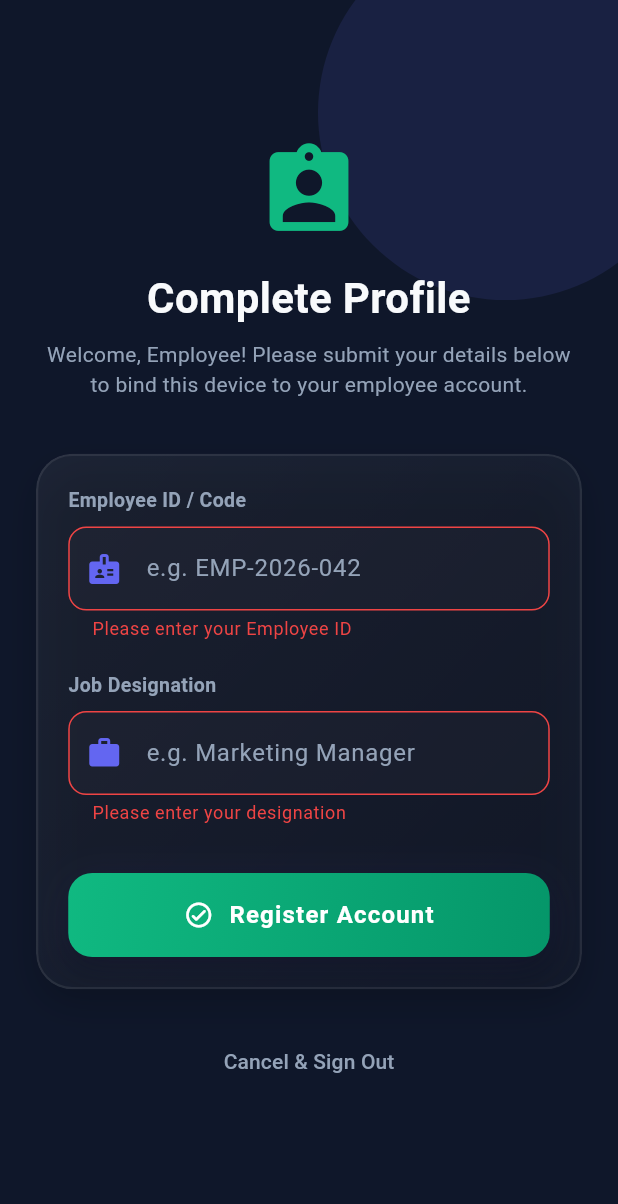
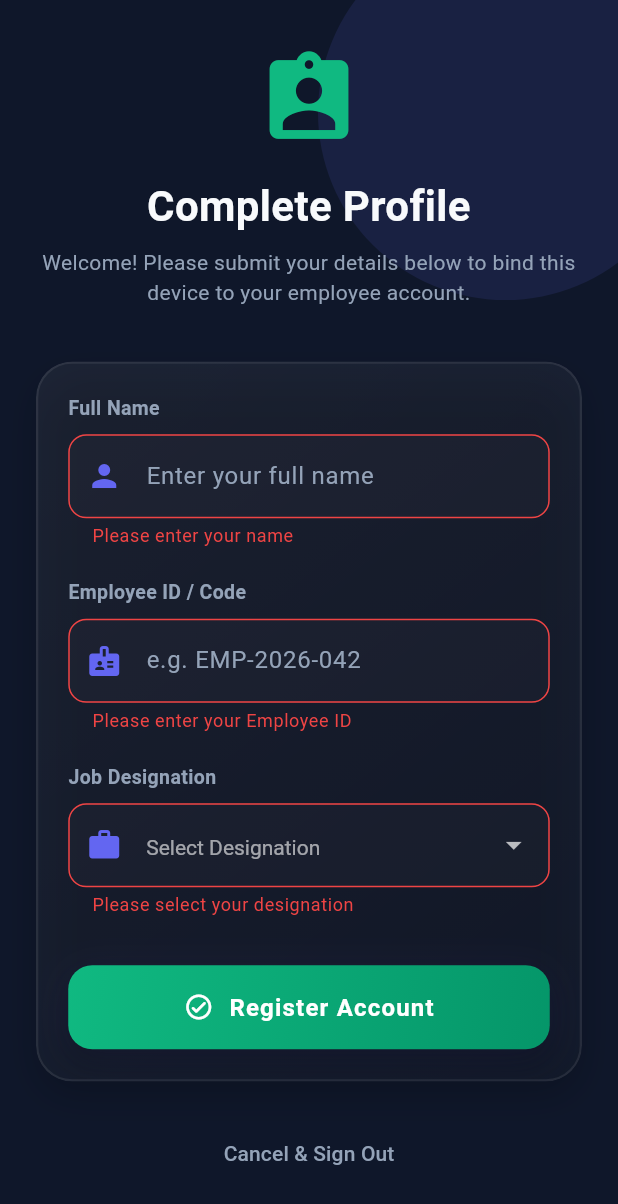
Before and after one commit to sumit21012006/Biometric_Attendence, a Flutter app: the SignupScreen screen opened directly, after a tap on "Register Account", on a phone screen of 412 x 824 dp. Shown: the top 1204 px of the screen. Run offline on Flutter 3.47's test engine with Material 3 defaults, Android fonts, the phone set to English and light mode, and no system bars; our stand-ins replace cloud_firestore, device_info_plus, firebase_auth, firebase_core, geolocator, google_sign_in and 1 more; accounts and stored records are empty.

Commit message:
Update SignupScreen to support custom Employee Name input field and Designation dropdown selection

```diff
--- a/lib/providers/auth_provider.dart
+++ b/lib/providers/auth_provider.dart
@@ -149,6 +149,7 @@ class AuthProvider extends ChangeNotifier {
 
   // Register a new employee user
   Future<void> signUpEmployee({
+    required String name,
     required String designation,
     required String employeeId,
   }) async {
@@ -162,7 +163,7 @@ class AuthProvider extends ChangeNotifier {
     try {
       final newUser = UserModel(
         uid: _tempGoogleUser!.uid,
-        name: _tempGoogleUser!.displayName ?? 'Employee',
+        name: name,
         email: _tempGoogleUser!.email ?? '',
         designation: designation,
         employeeId: employeeId,
--- a/lib/screens/auth/signup_screen.dart
+++ b/lib/screens/auth/signup_screen.dart
@@ -14,12 +14,32 @@ class SignupScreen extends StatefulWidget {
 
 class _SignupScreenState extends State<SignupScreen> {
   final _formKey = GlobalKey<FormState>();
-  final _designationController = TextEditingController();
+  final _nameController = TextEditingController();
   final _employeeIdController = TextEditingController();
+  String? _selectedDesignation;
+
+  // Curated list of official job designations
+  final List<String> _designations = [
+    'Head Master',
+    'Clerk',
+    'Primary Teacher',
+    'Secondary Teacher',
+    'Non teaching staff',
+  ];
+
+  @override
+  void initState() {
+    super.initState();
+    // Proactively seed the name textfield from Google Authentication display metadata
+    WidgetsBinding.instance.addPostFrameCallback((_) {
+      final auth = Provider.of<AuthProvider>(context, listen: false);
+      _nameController.text = auth.tempGoogleUser?.displayName ?? '';
+    });
+  }
 
   @override
   void dispose() {
-    _designationController.dispose();
+    _nameController.dispose();
     _employeeIdController.dispose();
     super.dispose();
   }
@@ -32,7 +52,7 @@ class _SignupScreenState extends State<SignupScreen> {
       backgroundColor: AppConstants.background,
       body: Stack(
         children: [
-          // Ambient lighting
+          // Ambient lighting background glow
           Positioned(
             top: -50,
             right: -50,
@@ -55,8 +75,8 @@ class _SignupScreenState extends State<SignupScreen> {
                     mainAxisAlignment: MainAxisAlignment.center,
                     crossAxisAlignment: CrossAxisAlignment.stretch,
                     children: [
-                      // Header
-                      Icon(
+                      // Header Branding
+                      const Icon(
                         Icons.assignment_ind_rounded,
                         size: 70,
                         color: AppConstants.secondary,
@@ -73,7 +93,7 @@ class _SignupScreenState extends State<SignupScreen> {
                       ),
                       const SizedBox(height: 8),
                       Text(
-                        'Welcome, ${auth.tempGoogleUser?.displayName ?? "Employee"}! Please submit your details below to bind this device to your employee account.',
+                        'Welcome! Please submit your details below to bind this device to your employee account.',
                         textAlign: TextAlign.center,
                         style: const TextStyle(
                           color: AppConstants.textSecondary,
@@ -83,11 +103,52 @@ class _SignupScreenState extends State<SignupScreen> {
                       ),
                       const SizedBox(height: 36),
 
-                      // Form card
+                      // Form input container card
                       GlassCard(
                         child: Column(
                           crossAxisAlignment: CrossAxisAlignment.stretch,
                           children: [
+                            // Custom Input field: Employee Name
+                            const Text(
+                              'Full Name',
+                              style: TextStyle(
+                                color: AppConstants.textSecondary,
+                                fontSize: 13,
+                                fontWeight: FontWeight.bold,
+                              ),
+                            ),
+                            const SizedBox(height: 8),
+                            TextFormField(
+                              controller: _nameController,
+                              style: const TextStyle(color: AppConstants.textPrimary),
+                              decoration: InputDecoration(
+                                hintText: 'Enter your full name',
+                                hintStyle: const TextStyle(color: AppConstants.textSecondary),
+                                prefixIcon: const Icon(Icons.person, color: AppConstants.primary),
+                                border: OutlineInputBorder(
+                                  borderRadius: BorderRadius.circular(12),
+                                  borderSide: BorderSide(color: Colors.white.withOpacity(0.1)),
+                                ),
+                                enabledBorder: OutlineInputBorder(
+                                  borderRadius: BorderRadius.circular(12),
+                                  borderSide: BorderSide(color: Colors.white.withOpacity(0.1)),
+                                ),
+                                focusedBorder: OutlineInputBorder(
+                                  borderRadius: BorderRadius.circular(12),
+                                  borderSide: const BorderSide(color: AppConstants.primary),
+                                ),
+                                filled: true,
+                                fillColor: Colors.white.withOpacity(0.02),
+                              ),
+                              validator: (value) {
+                                if (value == null || value.trim().isEmpty) {
+                                  return 'Please enter your name';
+                                }
+                                return null;
+                              },
+                            ),
+                            const SizedBox(height: 20),
+
                             // Custom Input field: Employee ID
                             const Text(
                               'Employee ID / Code',
@@ -129,7 +190,7 @@ class _SignupScreenState extends State<SignupScreen> {
                             ),
                             const SizedBox(height: 20),
 
-                            // Custom Input field: Designation
+                            // Custom Dropdown field: Designation
                             const Text(
                               'Job Designation',
                               style: TextStyle(
@@ -139,11 +200,12 @@ class _SignupScreenState extends State<SignupScreen> {
                               ),
                             ),
                             const SizedBox(height: 8),
-                            TextFormField(
-                              controller: _designationController,
+                            DropdownButtonFormField<String>(
+                              value: _selectedDesignation,
+                              dropdownColor: AppConstants.cardBg,
                               style: const TextStyle(color: AppConstants.textPrimary),
                               decoration: InputDecoration(
-                                hintText: 'e.g. Marketing Manager',
+                                hintText: 'Select Designation',
                                 hintStyle: const TextStyle(color: AppConstants.textSecondary),
                                 prefixIcon: const Icon(Icons.work, color: AppConstants.primary),
                                 border: OutlineInputBorder(
@@ -161,9 +223,23 @@ class _SignupScreenState extends State<SignupScreen> {
                                 filled: true,
                                 fillColor: Colors.white.withOpacity(0.02),
                               ),
+                              items: _designations.map((designation) {
+                                return DropdownMenuItem<String>(
+                                  value: designation,
+                                  child: Text(
+                                    designation,
+                                    style: const TextStyle(color: AppConstants.textPrimary),
+                                  ),
+                                );
+                              }).toList(),
+                              onChanged: (value) {
+                                setState(() {
+                                  _selectedDesignation = value;
+                                });
+                              },
                               validator: (value) {
-                                if (value == null || value.trim().isEmpty) {
-                                  return 'Please enter your designation';
+                                if (value == null || value.isEmpty) {
+                                  return 'Please select your designation';
                                 }
                                 return null;
                               },
@@ -177,10 +253,11 @@ class _SignupScreenState extends State<SignupScreen> {
                               gradient: AppConstants.secondaryGradient,
                               isLoading: auth.isLoading,
                               onPressed: () async {
-                                if (_formKey.currentState!.validate()) {
+                                if (_formKey.currentState!.validate() && _selectedDesignation != null) {
                                   try {
                                     await auth.signUpEmployee(
-                                      designation: _designationController.text.trim(),
+                                      name: _nameController.text.trim(),
+                                      designation: _selectedDesignation!,
                                       employeeId: _employeeIdController.text.trim(),
                                     );
                                   } catch (e) {
```
